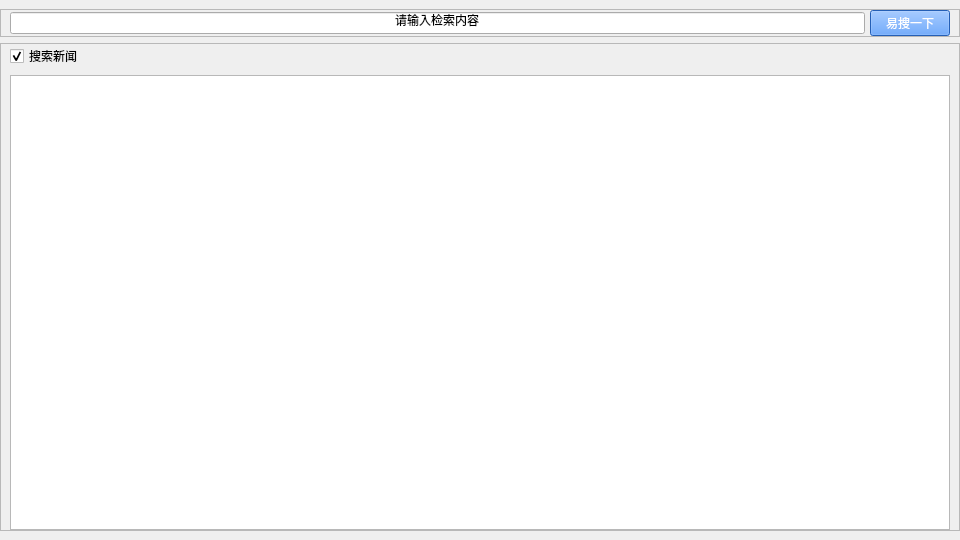
Qt form lab3/search.ui (HIT-SCIR-chichi/hit_ir_lab) before a commit.
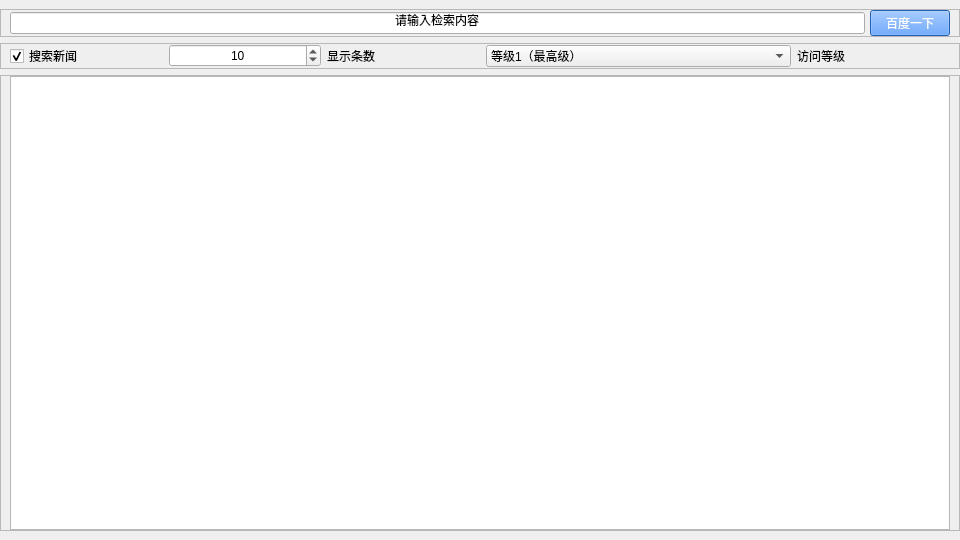
The same form after that commit. Icons and pictures are not drawn.

Diff of the .ui file:
```diff
--- a/lab3/search.ui
+++ b/lab3/search.ui
@@ -60,7 +60,7 @@
 color: rgb(255, 255, 255);</string>
          </property>
          <property name="text">
-          <string>易搜一下</string>
+          <string>百度一下</string>
          </property>
         </widget>
        </item>
@@ -68,17 +68,14 @@
      </widget>
     </item>
     <item>
-     <widget class="QFrame" name="frame_2">
+     <widget class="QFrame" name="frame_3">
       <property name="frameShape">
        <enum>QFrame::StyledPanel</enum>
       </property>
       <property name="frameShadow">
        <enum>QFrame::Raised</enum>
       </property>
-      <layout class="QVBoxLayout" name="verticalLayout_2">
-       <property name="spacing">
-        <number>7</number>
-       </property>
+      <layout class="QHBoxLayout" name="horizontalLayout_2">
        <property name="topMargin">
         <number>0</number>
        </property>
@@ -87,6 +84,12 @@
        </property>
        <item>
         <widget class="QCheckBox" name="cb_type">
+         <property name="sizePolicy">
+          <sizepolicy hsizetype="Minimum" vsizetype="Fixed">
+           <horstretch>2</horstretch>
+           <verstretch>0</verstretch>
+          </sizepolicy>
+         </property>
          <property name="text">
           <string>搜索新闻</string>
          </property>
@@ -95,6 +98,108 @@
          </property>
         </widget>
        </item>
+       <item>
+        <widget class="QSpinBox" name="sb_num">
+         <property name="sizePolicy">
+          <sizepolicy hsizetype="Minimum" vsizetype="Fixed">
+           <horstretch>2</horstretch>
+           <verstretch>0</verstretch>
+          </sizepolicy>
+         </property>
+         <property name="alignment">
+          <set>Qt::AlignCenter</set>
+         </property>
+         <property name="specialValueText">
+          <string/>
+         </property>
+         <property name="value">
+          <number>10</number>
+         </property>
+        </widget>
+       </item>
+       <item>
+        <widget class="QLabel" name="label">
+         <property name="sizePolicy">
+          <sizepolicy hsizetype="Preferred" vsizetype="Preferred">
+           <horstretch>2</horstretch>
+           <verstretch>0</verstretch>
+          </sizepolicy>
+         </property>
+         <property name="text">
+          <string>显示条数</string>
+         </property>
+         <property name="alignment">
+          <set>Qt::AlignLeading|Qt::AlignLeft|Qt::AlignVCenter</set>
+         </property>
+        </widget>
+       </item>
+       <item>
+        <widget class="QComboBox" name="cb_level">
+         <property name="sizePolicy">
+          <sizepolicy hsizetype="Preferred" vsizetype="Fixed">
+           <horstretch>4</horstretch>
+           <verstretch>0</verstretch>
+          </sizepolicy>
+         </property>
+         <item>
+          <property name="text">
+           <string>等级1（最高级）</string>
+          </property>
+         </item>
+         <item>
+          <property name="text">
+           <string>等级2</string>
+          </property>
+         </item>
+         <item>
+          <property name="text">
+           <string>等级3</string>
+          </property>
+         </item>
+         <item>
+          <property name="text">
+           <string>等级4（最低级）</string>
+          </property>
+         </item>
+        </widget>
+       </item>
+       <item>
+        <widget class="QLabel" name="label_2">
+         <property name="sizePolicy">
+          <sizepolicy hsizetype="Preferred" vsizetype="Preferred">
+           <horstretch>2</horstretch>
+           <verstretch>0</verstretch>
+          </sizepolicy>
+         </property>
+         <property name="text">
+          <string>访问等级</string>
+         </property>
+         <property name="alignment">
+          <set>Qt::AlignLeading|Qt::AlignLeft|Qt::AlignVCenter</set>
+         </property>
+        </widget>
+       </item>
+      </layout>
+     </widget>
+    </item>
+    <item>
+     <widget class="QFrame" name="frame_2">
+      <property name="frameShape">
+       <enum>QFrame::StyledPanel</enum>
+      </property>
+      <property name="frameShadow">
+       <enum>QFrame::Raised</enum>
+      </property>
+      <layout class="QVBoxLayout" name="verticalLayout_2">
+       <property name="spacing">
+        <number>7</number>
+       </property>
+       <property name="topMargin">
+        <number>0</number>
+       </property>
+       <property name="bottomMargin">
+        <number>0</number>
+       </property>
        <item>
         <widget class="QListWidget" name="lw_res"/>
        </item>
```
Left out of the diff: 2 changed lines with no effect on the pictures.
